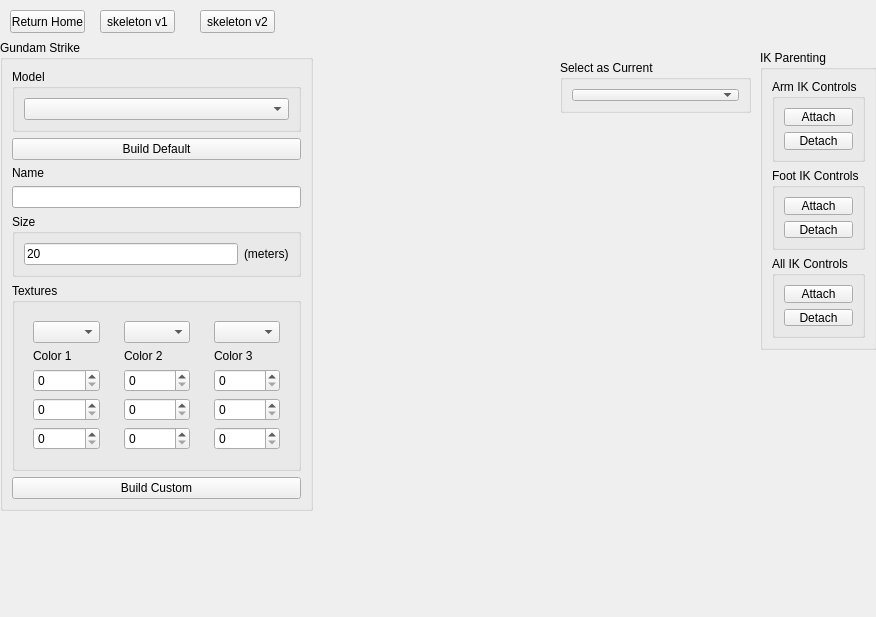
Above: resources/widget/GundamWidget/Widget.ui from cnbdragon/GundamPy before the change. Below: the same form after it.
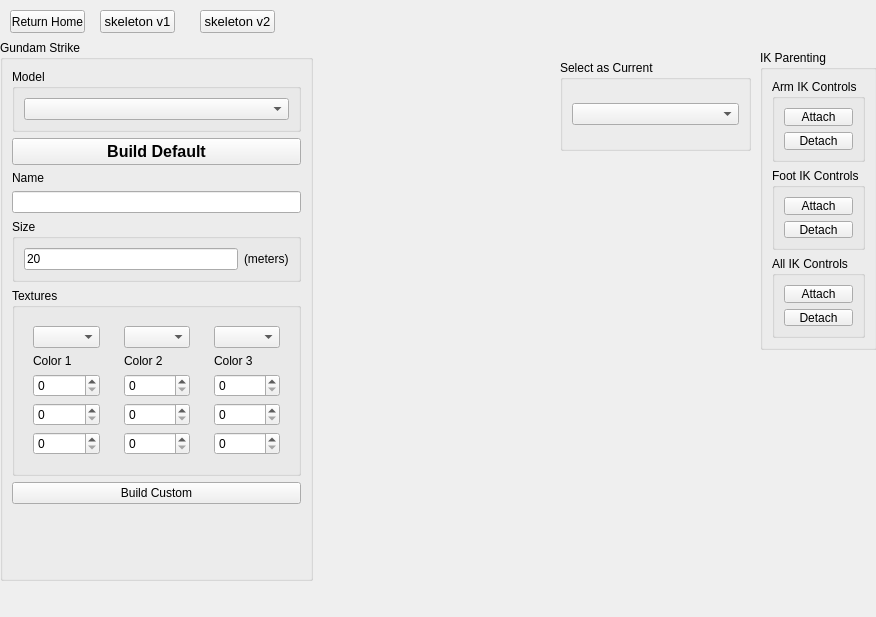
That is the form after the change.

The edit to the form file:
```diff
--- a/resources/widget/GundamWidget/Widget.ui
+++ b/resources/widget/GundamWidget/Widget.ui
@@ -35,6 +35,12 @@
      <height>23</height>
     </rect>
    </property>
+   <property name="font">
+    <font>
+     <family>Arial</family>
+     <pointsize>10</pointsize>
+    </font>
+   </property>
    <property name="text">
     <string>skeleton v1</string>
    </property>
@@ -48,6 +54,12 @@
      <height>23</height>
     </rect>
    </property>
+   <property name="font">
+    <font>
+     <family>Arial</family>
+     <pointsize>10</pointsize>
+    </font>
+   </property>
    <property name="text">
     <string>skeleton v2</string>
    </property>
@@ -58,7 +70,7 @@
      <x>0</x>
      <y>40</y>
      <width>313</width>
-     <height>471</height>
+     <height>541</height>
     </rect>
    </property>
    <property name="title">
@@ -79,6 +91,15 @@
     </item>
     <item>
      <widget class="QPushButton" name="strikeDefaultBtn">
+      <property name="font">
+       <font>
+        <family>Helvetica</family>
+        <pointsize>12</pointsize>
+        <weight>75</weight>
+        <italic>false</italic>
+        <bold>true</bold>
+       </font>
+      </property>
       <property name="text">
        <string>Build Default</string>
       </property>
@@ -317,7 +338,7 @@
      <x>560</x>
      <y>60</y>
      <width>191</width>
-     <height>53</height>
+     <height>91</height>
     </rect>
    </property>
    <property name="title">
```
